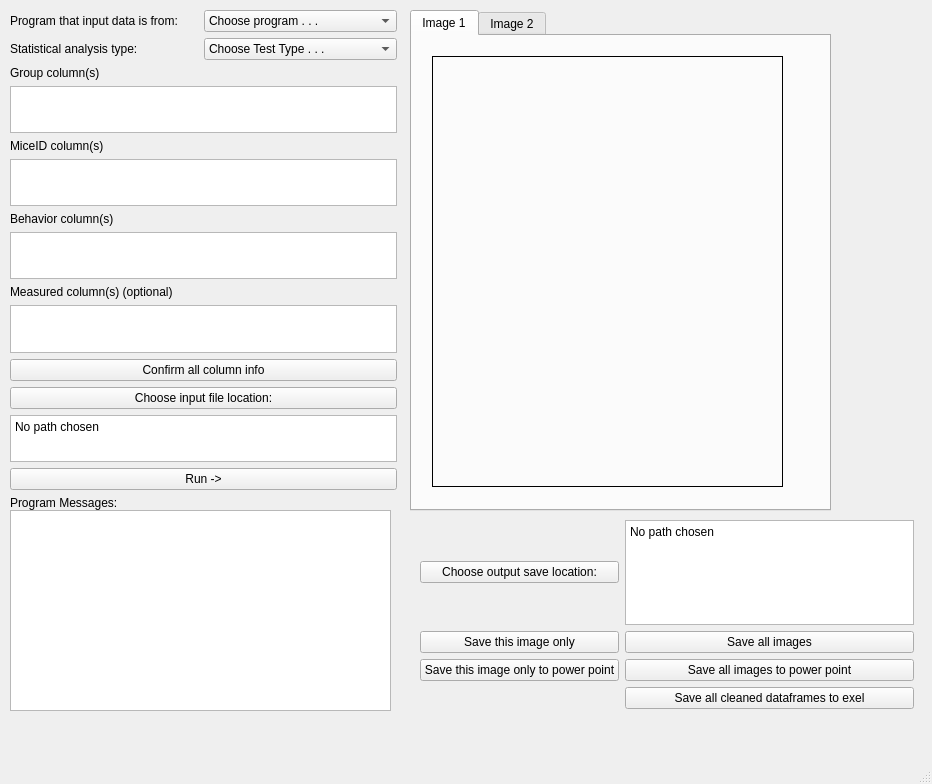
Old version of the form mainwindow.ui in the repository ZelikowskyLab/autograph_behavior.
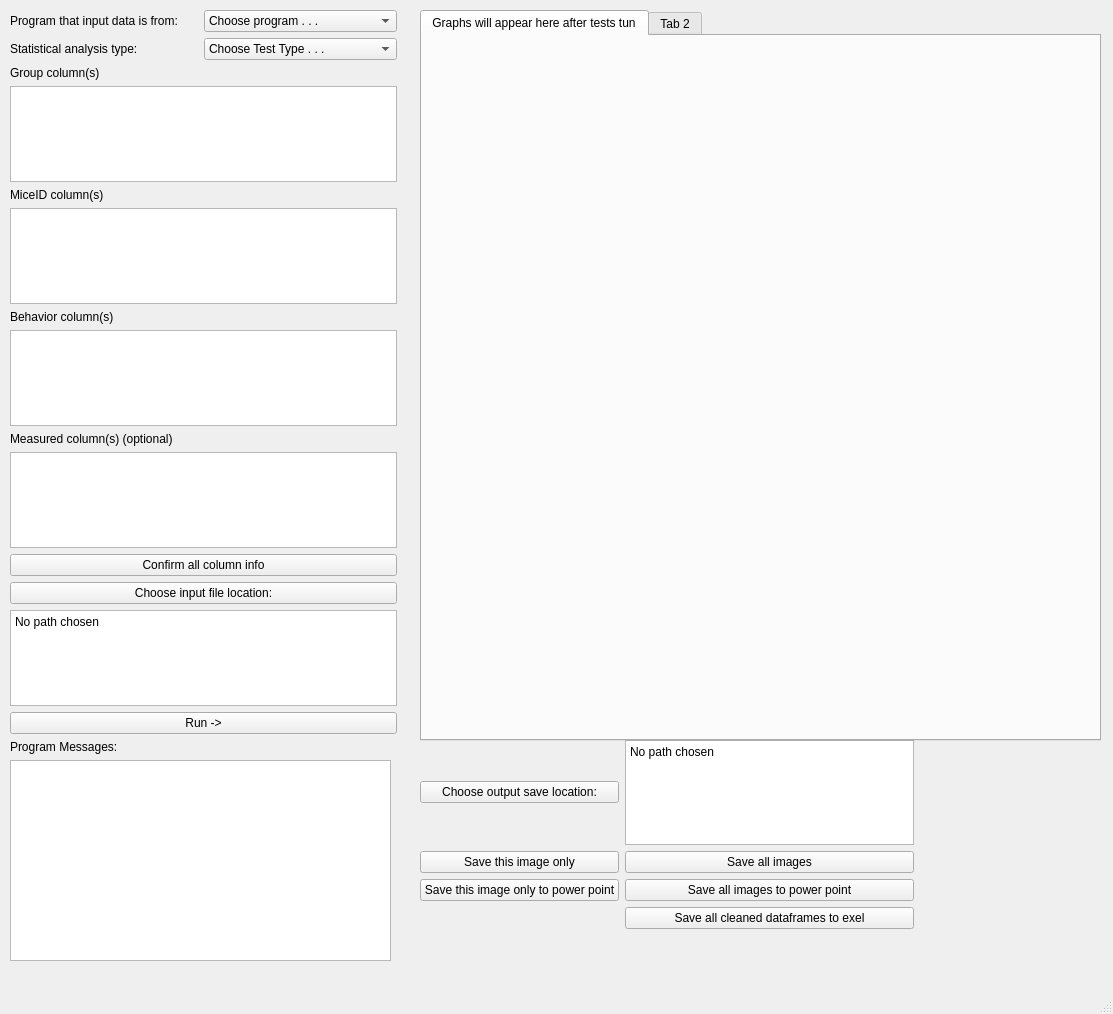
New version of the form.

Commit message: can graph ttests

```diff
--- a/mainwindow.ui
+++ b/mainwindow.ui
@@ -6,8 +6,8 @@
    <rect>
     <x>0</x>
     <y>0</y>
-    <width>932</width>
-    <height>784</height>
+    <width>1113</width>
+    <height>1014</height>
    </rect>
   </property>
   <property name="windowTitle">
@@ -20,7 +20,7 @@
       <x>10</x>
       <y>10</y>
       <width>387</width>
-      <height>501</height>
+      <height>744</height>
      </rect>
     </property>
     <layout class="QGridLayout" name="input_params">
@@ -185,75 +185,11 @@
      </item>
     </layout>
    </widget>
-   <widget class="QTabWidget" name="images">
-    <property name="geometry">
-     <rect>
-      <x>410</x>
-      <y>10</y>
-      <width>421</width>
-      <height>501</height>
-     </rect>
-    </property>
-    <property name="tabPosition">
-     <enum>QTabWidget::North</enum>
-    </property>
-    <property name="tabShape">
-     <enum>QTabWidget::Rounded</enum>
-    </property>
-    <property name="currentIndex">
-     <number>0</number>
-    </property>
-    <property name="elideMode">
-     <enum>Qt::ElideNone</enum>
-    </property>
-    <widget class="QWidget" name="tab">
-     <attribute name="title">
-      <string>Image 1</string>
-     </attribute>
-     <widget class="QLabel" name="display_pngs">
-      <property name="geometry">
-       <rect>
-        <x>20</x>
-        <y>20</y>
-        <width>351</width>
-        <height>431</height>
-       </rect>
-      </property>
-      <property name="frameShape">
-       <enum>QFrame::Box</enum>
-      </property>
-      <property name="text">
-       <string/>
-      </property>
-     </widget>
-    </widget>
-    <widget class="QWidget" name="tab_2">
-     <attribute name="title">
-      <string>Image 2</string>
-     </attribute>
-     <widget class="QLabel" name="display_pngs_2">
-      <property name="geometry">
-       <rect>
-        <x>20</x>
-        <y>30</y>
-        <width>371</width>
-        <height>411</height>
-       </rect>
-      </property>
-      <property name="frameShape">
-       <enum>QFrame::Box</enum>
-      </property>
-      <property name="text">
-       <string/>
-      </property>
-     </widget>
-    </widget>
-   </widget>
    <widget class="QWidget" name="gridLayoutWidget_2">
     <property name="geometry">
      <rect>
       <x>420</x>
-      <y>520</y>
+      <y>740</y>
       <width>494</width>
       <height>189</height>
      </rect>
@@ -321,12 +257,56 @@
     <property name="geometry">
      <rect>
       <x>10</x>
-      <y>510</y>
+      <y>760</y>
       <width>381</width>
       <height>201</height>
      </rect>
     </property>
    </widget>
+   <widget class="QTabWidget" name="tabWidget">
+    <property name="geometry">
+     <rect>
+      <x>420</x>
+      <y>10</y>
+      <width>681</width>
+      <height>731</height>
+     </rect>
+    </property>
+    <property name="layoutDirection">
+     <enum>Qt::LeftToRight</enum>
+    </property>
+    <property name="tabPosition">
+     <enum>QTabWidget::North</enum>
+    </property>
+    <property name="tabShape">
+     <enum>QTabWidget::Rounded</enum>
+    </property>
+    <property name="currentIndex">
+     <number>0</number>
+    </property>
+    <property name="documentMode">
+     <bool>false</bool>
+    </property>
+    <property name="tabsClosable">
+     <bool>false</bool>
+    </property>
+    <property name="movable">
+     <bool>false</bool>
+    </property>
+    <property name="tabBarAutoHide">
+     <bool>false</bool>
+    </property>
+    <widget class="QWidget" name="tab">
+     <attribute name="title">
+      <string>Graphs will appear here after tests tun</string>
+     </attribute>
+    </widget>
+    <widget class="QWidget" name="tab_2">
+     <attribute name="title">
+      <string>Tab 2</string>
+     </attribute>
+    </widget>
+   </widget>
   </widget>
   <widget class="QMenuBar" name="menubar">
    <property name="geometry">
```
Left out of the diff: 2 changed lines with no effect on the pictures. The commit also changes 8 other files.
